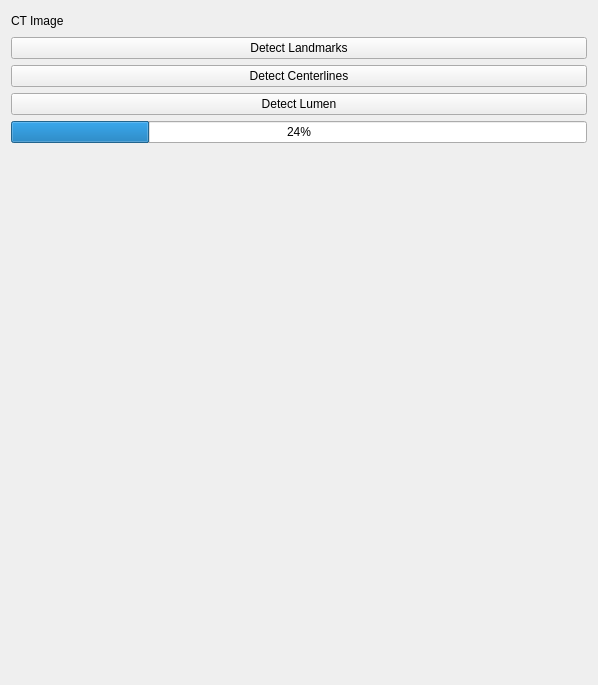
The window that CoronaryMain/Resources/UI/qSlicerCoronaryMainModuleWidget.ui (haoyinzhou/Coronary) describes before a commit, drawn with Qt 5.
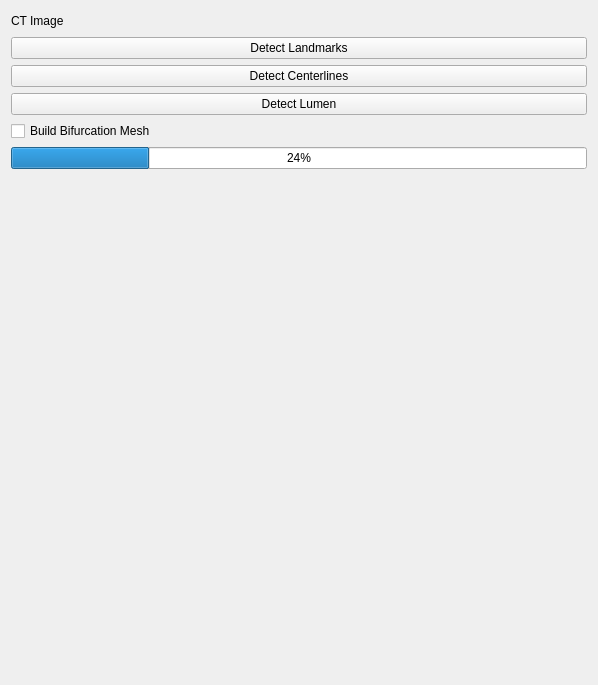
The same window after the commit. Custom widgets are drawn as their Qt base class.

Commit message: add build bifurcation mesh switch

Patch:
```diff
--- a/CoronaryMain/Resources/UI/qSlicerCoronaryMainModuleWidget.ui
+++ b/CoronaryMain/Resources/UI/qSlicerCoronaryMainModuleWidget.ui
@@ -90,6 +90,13 @@
      </item>
     </layout>
    </item>
+   <item>
+    <widget class="QCheckBox" name="checkBox_buildbifurcationmesh">
+     <property name="text">
+      <string>Build Bifurcation Mesh</string>
+     </property>
+    </widget>
+   </item>
    <item>
     <widget class="QProgressBar" name="progressBar">
      <property name="value">
```
Left out of the diff: 15 changed lines with no effect on the pictures. The commit also changes 4 other files.
